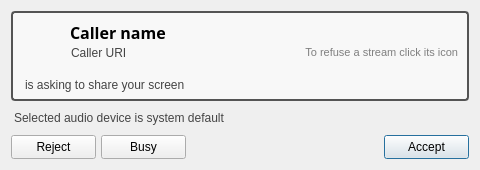
The window that resources/incoming_dialog.ui (pol51/blink-qt) describes before a commit, drawn with Qt 5.
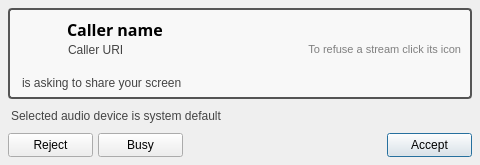
The same window after the commit. Icons and pictures are not drawn. Custom widgets are drawn as their Qt base class.

Commit message:
Fixed incoming dialog margins
Ignore-this: 36ebe8988406dddd67a28a755c28a5b8

darcs-hash:20140320141021-b22ec-eb3fc5159a787757fd1bf0ab2cb7ceb745be1def

Diff of the .ui file:
```diff
--- a/resources/incoming_dialog.ui
+++ b/resources/incoming_dialog.ui
@@ -7,19 +7,19 @@
     <x>0</x>
     <y>0</y>
     <width>480</width>
-    <height>170</height>
+    <height>165</height>
    </rect>
   </property>
   <property name="minimumSize">
    <size>
     <width>480</width>
-    <height>170</height>
+    <height>165</height>
    </size>
   </property>
   <property name="maximumSize">
    <size>
     <width>16777215</width>
-    <height>170</height>
+    <height>165</height>
    </size>
   </property>
   <property name="windowTitle">
@@ -33,6 +33,9 @@
    <property name="spacing">
     <number>10</number>
    </property>
+   <property name="margin">
+    <number>8</number>
+   </property>
    <item>
     <widget class="QFrame" name="frame">
      <property name="styleSheet">
```
